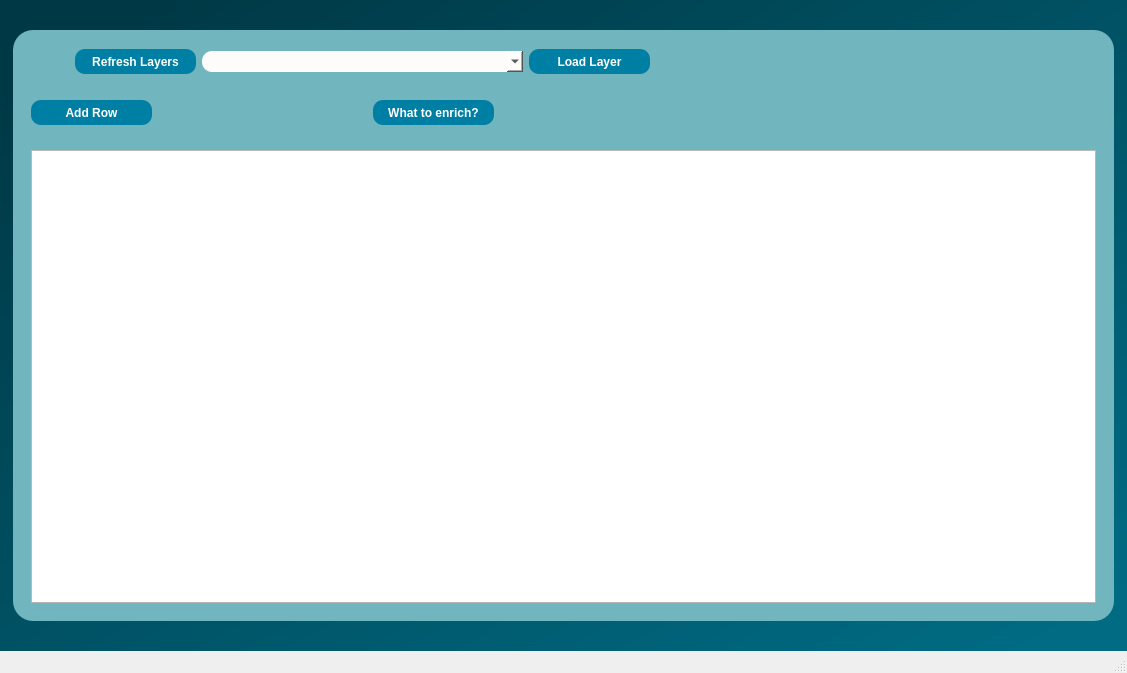
Before: the Qt Designer form dialogs/ui/Enrichment.ui in sparqlunicorn/sparqlunicornGoesGIS, drawn with Qt 5.
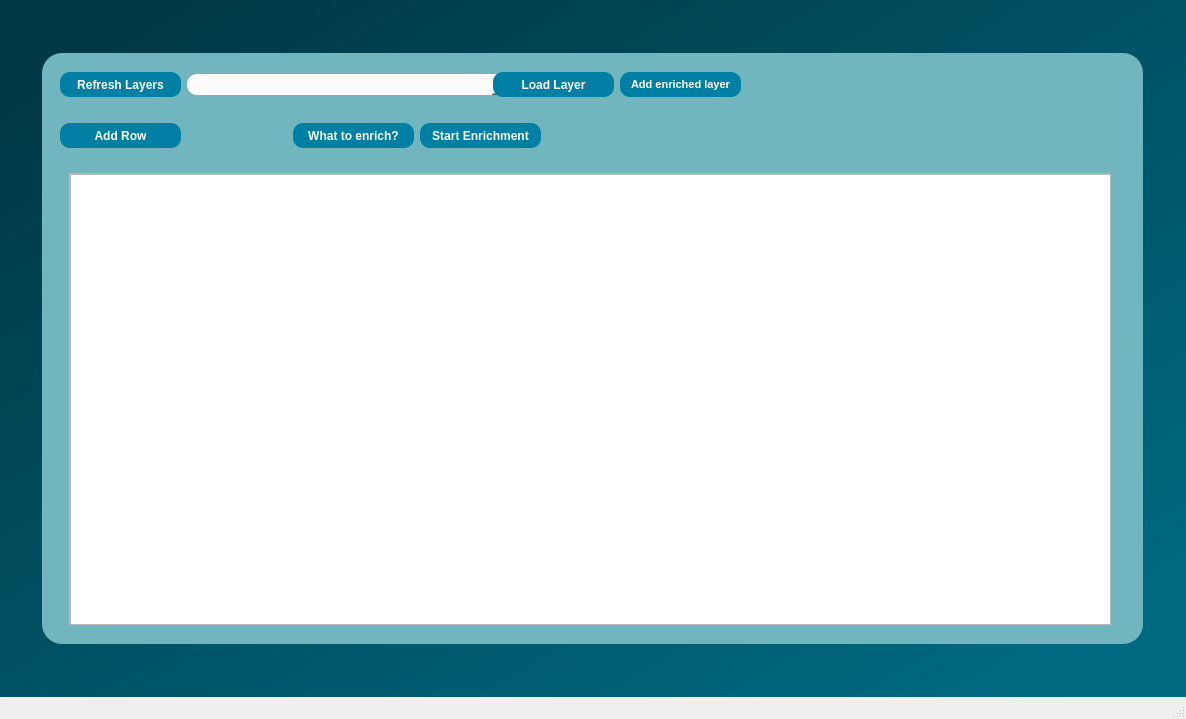
After: the same form once the commit is applied.

```diff
--- a/dialogs/ui/Enrichment.ui
+++ b/dialogs/ui/Enrichment.ui
@@ -6,8 +6,8 @@
    <rect>
     <x>0</x>
     <y>0</y>
-    <width>1127</width>
-    <height>673</height>
+    <width>1186</width>
+    <height>719</height>
    </rect>
   </property>
   <property name="windowTitle">
@@ -18,7 +18,7 @@
     <string notr="true">QObject#centralwidget{
 background-color:qlineargradient(spread:pad, x1:0, y1:0, x2:1, y2:1, stop:0.0795455 rgba(0, 57, 70, 255), stop:0.5625 rgba(0, 85, 104, 255), stop:0.954545 rgba(0, 107, 131, 255));}</string>
    </property>
-   <layout class="QGridLayout" name="gridLayout_5">
+   <layout class="QGridLayout" name="gridLayout_4">
     <item row="0" column="0">
      <widget class="QFrame" name="frame">
       <property name="minimumSize">
@@ -46,9 +46,15 @@
       <property name="frameShadow">
        <enum>QFrame::Raised</enum>
       </property>
-      <layout class="QGridLayout" name="gridLayout">
-       <item row="0" column="0">
         <widget class="QWidget" name="widget_2" native="true">
+       <property name="geometry">
+        <rect>
+         <x>18</x>
+         <y>9</y>
+         <width>681</width>
+         <height>45</height>
+        </rect>
+       </property>
          <property name="minimumSize">
           <size>
            <width>681</width>
@@ -161,20 +167,99 @@
             </item>
            </layout>
           </item>
-         </layout>
-        </widget>
-       </item>
-       <item row="2" column="0">
+        <item row="0" column="1">
+         <widget class="QPushButton" name="addEnrichedLayerButton">
+          <property name="minimumSize">
+           <size>
+            <width>121</width>
+            <height>25</height>
+           </size>
+          </property>
+          <property name="maximumSize">
+           <size>
+            <width>121</width>
+            <height>25</height>
+           </size>
+          </property>
+          <property name="font">
+           <font>
+            <pointsize>8</pointsize>
+            <weight>75</weight>
+            <bold>true</bold>
+           </font>
+          </property>
+          <property name="cursor">
+           <cursorShape>PointingHandCursor</cursorShape>
+          </property>
+          <property name="styleSheet">
+           <string notr="true">background-color:rgb(0, 127, 165);
+border-radius:10px;
+color: rgb(255, 255, 255);</string>
+          </property>
+          <property name="text">
+           <string>Add enriched layer</string>
+          </property>
+         </widget>
+        </item>
+       </layout>
+      </widget>
         <widget class="QWidget" name="widget_3" native="true">
-         <layout class="QGridLayout" name="gridLayout_4">
-          <item row="0" column="0">
-           <widget class="QTableWidget" name="enrichTableResult"/>
-          </item>
-         </layout>
-        </widget>
-       </item>
-       <item row="1" column="0">
+       <property name="geometry">
+        <rect>
+         <x>18</x>
+         <y>111</y>
+         <width>1065</width>
+         <height>471</height>
+        </rect>
+       </property>
+       <property name="minimumSize">
+        <size>
+         <width>1059</width>
+         <height>471</height>
+        </size>
+       </property>
+       <widget class="QTableWidget" name="enrichTable">
+        <property name="geometry">
+         <rect>
+          <x>9</x>
+          <y>9</y>
+          <width>1041</width>
+          <height>451</height>
+         </rect>
+        </property>
+        <property name="minimumSize">
+         <size>
+          <width>1041</width>
+          <height>451</height>
+         </size>
+        </property>
+       </widget>
+       <widget class="QTableWidget" name="enrichTableResult">
+        <property name="geometry">
+         <rect>
+          <x>10</x>
+          <y>10</y>
+          <width>1041</width>
+          <height>451</height>
+         </rect>
+        </property>
+        <property name="minimumSize">
+         <size>
+          <width>1041</width>
+          <height>451</height>
+         </size>
+        </property>
+       </widget>
+      </widget>
         <widget class="QWidget" name="widget" native="true">
+       <property name="geometry">
+        <rect>
+         <x>18</x>
+         <y>60</y>
+         <width>481</width>
+         <height>45</height>
+        </rect>
+       </property>
          <property name="minimumSize">
           <size>
            <width>481</width>
@@ -286,10 +371,42 @@
             </item>
            </layout>
           </item>
-         </layout>
+        <item row="0" column="1">
+         <widget class="QPushButton" name="startEnrichment">
+          <property name="minimumSize">
+           <size>
+            <width>121</width>
+            <height>25</height>
+           </size>
+          </property>
+          <property name="maximumSize">
+           <size>
+            <width>121</width>
+            <height>25</height>
+           </size>
+          </property>
+          <property name="font">
+           <font>
+            <pointsize>9</pointsize>
+            <weight>75</weight>
+            <bold>true</bold>
+           </font>
+          </property>
+          <property name="cursor">
+           <cursorShape>PointingHandCursor</cursorShape>
+          </property>
+          <property name="styleSheet">
+           <string notr="true">background-color:rgb(0, 127, 165);
+border-radius:10px;
+color: rgb(255, 255, 255);</string>
+          </property>
+          <property name="text">
+           <string>Start Enrichment</string>
+          </property>
         </widget>
        </item>
       </layout>
+      </widget>
      </widget>
     </item>
    </layout>
```
Left out of the diff: 2 changed lines with no effect on the pictures. Lines whose indentation alone changed are shown as unchanged.
